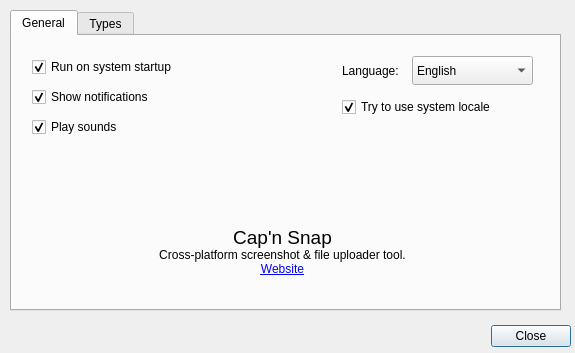
This is ui/settings.ui in Xcelled/cap-n-snap as Qt 5 draws it before an edit. The edited form follows.
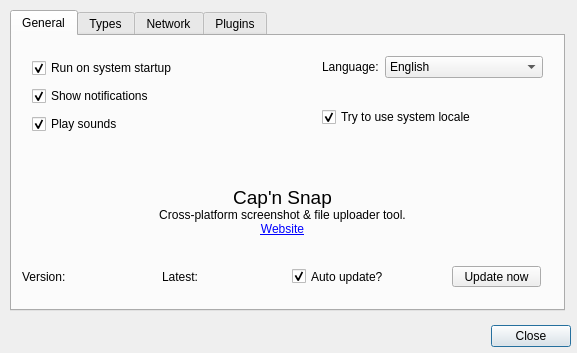
This is the edited form.

Commit message: Added Network and Plugins tabs. Added version info. Converted things to use layouts

```diff
--- a/ui/settings.ui
+++ b/ui/settings.ui
@@ -6,7 +6,7 @@
    <rect>
     <x>0</x>
     <y>0</y>
-    <width>575</width>
+    <width>577</width>
     <height>353</height>
    </rect>
   </property>
@@ -16,9 +16,9 @@
   <widget class="QDialogButtonBox" name="buttonBox">
    <property name="geometry">
     <rect>
-     <x>230</x>
+     <x>390</x>
      <y>320</y>
-     <width>341</width>
+     <width>181</width>
      <height>32</height>
     </rect>
    </property>
@@ -34,13 +34,16 @@
     <rect>
      <x>10</x>
      <y>10</y>
-     <width>551</width>
+     <width>555</width>
      <height>301</height>
     </rect>
    </property>
    <property name="toolTip">
     <string/>
    </property>
+   <property name="tabPosition">
+    <enum>QTabWidget::North</enum>
+   </property>
    <property name="currentIndex">
     <number>0</number>
    </property>
@@ -55,9 +58,9 @@
      <property name="geometry">
       <rect>
        <x>10</x>
-       <y>190</y>
+       <y>150</y>
        <width>521</width>
-       <height>71</height>
+       <height>61</height>
       </rect>
      </property>
      <property name="text">
@@ -67,123 +70,204 @@
       <set>Qt::AlignHCenter|Qt::AlignTop</set>
      </property>
     </widget>
-    <widget class="QCheckBox" name="run_on_startup">
+    <widget class="QWidget" name="widget_3" native="true">
      <property name="geometry">
       <rect>
-       <x>20</x>
-       <y>20</y>
-       <width>191</width>
-       <height>22</height>
+       <x>10</x>
+       <y>230</y>
+       <width>521</width>
+       <height>31</height>
       </rect>
      </property>
-     <property name="toolTip">
-      <string>Run Cap'n Snap when your desktop starts up</string>
-     </property>
-     <property name="text">
-      <string>Run on system startup</string>
-     </property>
-     <property name="checked">
-      <bool>true</bool>
-     </property>
-    </widget>
-    <widget class="QCheckBox" name="show_notifications">
-     <property name="geometry">
-      <rect>
-       <x>20</x>
-       <y>50</y>
-       <width>191</width>
-       <height>22</height>
-      </rect>
-     </property>
-     <property name="toolTip">
-      <string>Allow Cap'n Snap and its plugins to show notifications</string>
-     </property>
-     <property name="text">
-      <string>Show notifications</string>
-     </property>
-     <property name="checked">
-      <bool>true</bool>
-     </property>
-    </widget>
-    <widget class="QCheckBox" name="play_sounds">
-     <property name="geometry">
-      <rect>
-       <x>20</x>
-       <y>80</y>
-       <width>191</width>
-       <height>22</height>
-      </rect>
-     </property>
-     <property name="toolTip">
-      <string>Allow Cap'n Snap and its plugins to play sounds</string>
-     </property>
-     <property name="text">
-      <string>Play sounds</string>
-     </property>
-     <property name="checked">
-      <bool>true</bool>
-     </property>
-    </widget>
-    <widget class="QWidget" name="widget_2" native="true">
-     <property name="geometry">
-      <rect>
-       <x>330</x>
-       <y>20</y>
-       <width>191</width>
-       <height>71</height>
-      </rect>
-     </property>
-     <widget class="QComboBox" name="comboBox">
+     <widget class="QLabel" name="label_3">
       <property name="geometry">
        <rect>
-        <x>70</x>
+        <x>0</x>
+        <y>0</y>
+        <width>62</width>
+        <height>21</height>
+       </rect>
+      </property>
+      <property name="text">
+       <string>Version:</string>
+      </property>
+     </widget>
+     <widget class="QLabel" name="current_version">
+      <property name="geometry">
+       <rect>
+        <x>60</x>
+        <y>0</y>
+        <width>62</width>
+        <height>21</height>
+       </rect>
+      </property>
+      <property name="text">
+       <string/>
+      </property>
+     </widget>
+     <widget class="QLabel" name="label_4">
+      <property name="geometry">
+       <rect>
+        <x>140</x>
+        <y>0</y>
+        <width>62</width>
+        <height>21</height>
+       </rect>
+      </property>
+      <property name="text">
+       <string>Latest:</string>
+      </property>
+     </widget>
+     <widget class="QLabel" name="latest_version">
+      <property name="geometry">
+       <rect>
+        <x>190</x>
+        <y>0</y>
+        <width>62</width>
+        <height>21</height>
+       </rect>
+      </property>
+      <property name="text">
+       <string/>
+      </property>
+     </widget>
+     <widget class="QPushButton" name="update_now">
+      <property name="geometry">
+       <rect>
+        <x>430</x>
+        <y>0</y>
+        <width>89</width>
+        <height>21</height>
+       </rect>
+      </property>
+      <property name="text">
+       <string>Update now</string>
+      </property>
+     </widget>
+     <widget class="QCheckBox" name="checkBox_2">
+      <property name="geometry">
+       <rect>
+        <x>270</x>
         <y>0</y>
         <width>121</width>
-        <height>29</height>
+        <height>21</height>
        </rect>
       </property>
-      <property name="toolTip">
-       <string>Select your locale</string>
-      </property>
-      <item>
-       <property name="text">
-        <string>English</string>
-       </property>
-      </item>
-     </widget>
-     <widget class="QLabel" name="label">
-      <property name="geometry">
-       <rect>
-        <x>0</x>
-        <y>0</y>
-        <width>71</width>
-        <height>29</height>
-       </rect>
-      </property>
       <property name="text">
-       <string>Language:</string>
-      </property>
-     </widget>
-     <widget class="QCheckBox" name="checkBox">
-      <property name="geometry">
-       <rect>
-        <x>0</x>
-        <y>40</y>
-        <width>191</width>
-        <height>22</height>
-       </rect>
-      </property>
-      <property name="toolTip">
-       <string>Try to use the system locale first, but if it doesn't exist or fails for any message, use the language specified above</string>
-      </property>
-      <property name="text">
-       <string>Try to use system locale</string>
+       <string>Auto update?</string>
       </property>
       <property name="checked">
        <bool>true</bool>
       </property>
      </widget>
     </widget>
+    <widget class="QWidget" name="verticalLayoutWidget">
+     <property name="geometry">
+      <rect>
+       <x>20</x>
+       <y>20</y>
+       <width>241</width>
+       <height>80</height>
+      </rect>
+     </property>
+     <layout class="QVBoxLayout" name="verticalLayout">
+      <item>
+       <widget class="QCheckBox" name="run_on_startup">
+        <property name="toolTip">
+         <string>Run Cap'n Snap when your desktop starts up</string>
+        </property>
+        <property name="text">
+         <string>Run on system startup</string>
+        </property>
+        <property name="checked">
+         <bool>true</bool>
+        </property>
+       </widget>
+      </item>
+      <item>
+       <widget class="QCheckBox" name="show_notifications">
+        <property name="toolTip">
+         <string>Allow Cap'n Snap and its plugins to show notifications</string>
+        </property>
+        <property name="text">
+         <string>Show notifications</string>
+        </property>
+        <property name="checked">
+         <bool>true</bool>
+        </property>
+       </widget>
+      </item>
+      <item>
+       <widget class="QCheckBox" name="play_sounds">
+        <property name="toolTip">
+         <string>Allow Cap'n Snap and its plugins to play sounds</string>
+        </property>
+        <property name="text">
+         <string>Play sounds</string>
+        </property>
+        <property name="checked">
+         <bool>true</bool>
+        </property>
+       </widget>
+      </item>
+     </layout>
+    </widget>
+    <widget class="QWidget" name="verticalLayoutWidget_2">
+     <property name="geometry">
+      <rect>
+       <x>310</x>
+       <y>20</y>
+       <width>221</width>
+       <height>71</height>
+      </rect>
+     </property>
+     <layout class="QVBoxLayout" name="verticalLayout_2">
+      <item>
+       <layout class="QFormLayout" name="formLayout_3">
+        <property name="fieldGrowthPolicy">
+         <enum>QFormLayout::AllNonFixedFieldsGrow</enum>
+        </property>
+        <property name="verticalSpacing">
+         <number>0</number>
+        </property>
+        <item row="0" column="0">
+         <widget class="QLabel" name="languageLabel">
+          <property name="text">
+           <string>Language:</string>
+          </property>
+         </widget>
+        </item>
+        <item row="0" column="1">
+         <widget class="QComboBox" name="languageComboBox">
+          <item>
+           <property name="text">
+            <string>English</string>
+           </property>
+          </item>
+         </widget>
+        </item>
+       </layout>
+      </item>
+      <item>
+       <widget class="QCheckBox" name="checkBox">
+        <property name="toolTip">
+         <string>Try to use the system locale first, but if it doesn't exist or fails for any message, use the language specified above</string>
+        </property>
+        <property name="text">
+         <string>Try to use system locale</string>
+        </property>
+        <property name="checked">
+         <bool>true</bool>
+        </property>
+       </widget>
+      </item>
+     </layout>
+    </widget>
+    <zorder>about</zorder>
+    <zorder>widget_3</zorder>
+    <zorder>verticalLayoutWidget</zorder>
+    <zorder>verticalLayoutWidget_2</zorder>
+    <zorder>formLayoutWidget_3</zorder>
    </widget>
    <widget class="QWidget" name="tab_2">
     <attribute name="title">
@@ -384,6 +468,173 @@
      </widget>
     </widget>
    </widget>
+   <widget class="QWidget" name="tab_4">
+    <attribute name="title">
+     <string>Network</string>
+    </attribute>
+    <widget class="QGroupBox" name="groupBox">
+     <property name="geometry">
+      <rect>
+       <x>10</x>
+       <y>10</y>
+       <width>531</width>
+       <height>241</height>
+      </rect>
+     </property>
+     <property name="font">
+      <font>
+       <pointsize>10</pointsize>
+      </font>
+     </property>
+     <property name="title">
+      <string>Proxy Settings</string>
+     </property>
+     <widget class="QWidget" name="formLayoutWidget">
+      <property name="geometry">
+       <rect>
+        <x>20</x>
+        <y>20</y>
+        <width>221</width>
+        <height>31</height>
+       </rect>
+      </property>
+      <layout class="QFormLayout" name="formLayout">
+       <property name="fieldGrowthPolicy">
+        <enum>QFormLayout::AllNonFixedFieldsGrow</enum>
+       </property>
+       <item row="0" column="1">
+        <widget class="QComboBox" name="proxyTypeComboBox">
+         <item>
+          <property name="text">
+           <string>None</string>
+          </property>
+         </item>
+         <item>
+          <property name="text">
+           <string>System</string>
+          </property>
+         </item>
+        </widget>
+       </item>
+       <item row="0" column="0">
+        <widget class="QLabel" name="proxyTypeLabel">
+         <property name="text">
+          <string>Proxy type:</string>
+         </property>
+        </widget>
+       </item>
+      </layout>
+     </widget>
+    </widget>
+   </widget>
+   <widget class="QWidget" name="tab_3">
+    <attribute name="title">
+     <string>Plugins</string>
+    </attribute>
+    <widget class="QListView" name="listView">
+     <property name="geometry">
+      <rect>
+       <x>10</x>
+       <y>10</y>
+       <width>531</width>
+       <height>211</height>
+      </rect>
+     </property>
+    </widget>
+    <widget class="QPushButton" name="pushButton">
+     <property name="geometry">
+      <rect>
+       <x>10</x>
+       <y>230</y>
+       <width>89</width>
+       <height>27</height>
+      </rect>
+     </property>
+     <property name="text">
+      <string>Settings...</string>
+     </property>
+    </widget>
+    <widget class="QPushButton" name="pushButton_2">
+     <property name="geometry">
+      <rect>
+       <x>110</x>
+       <y>230</y>
+       <width>101</width>
+       <height>27</height>
+      </rect>
+     </property>
+     <property name="text">
+      <string>Install plugins</string>
+     </property>
+    </widget>
+    <widget class="QWidget" name="plugin_info" native="true">
+     <property name="geometry">
+      <rect>
+       <x>230</x>
+       <y>230</y>
+       <width>301</width>
+       <height>31</height>
+      </rect>
+     </property>
+     <widget class="QLabel" name="label_5">
+      <property name="geometry">
+       <rect>
+        <x>0</x>
+        <y>0</y>
+        <width>62</width>
+        <height>21</height>
+       </rect>
+      </property>
+      <property name="text">
+       <string>Version:</string>
+      </property>
+     </widget>
+     <widget class="QLabel" name="plugin_current_version">
+      <property name="geometry">
+       <rect>
+        <x>50</x>
+        <y>0</y>
+        <width>62</width>
+        <height>21</height>
+       </rect>
+      </property>
+      <property name="text">
+       <string/>
+      </property>
+     </widget>
+     <widget class="QLabel" name="label_6">
+      <property name="geometry">
+       <rect>
+        <x>120</x>
+        <y>0</y>
+        <width>62</width>
+        <height>21</height>
+       </rect>
+      </property>
+      <property name="text">
+       <string>Latest:</string>
+      </property>
+     </widget>
+     <widget class="QLabel" name="plugin_latest_version">
+      <property name="geometry">
+       <rect>
+        <x>170</x>
+        <y>0</y>
+        <width>62</width>
+        <height>21</height>
+       </rect>
+      </property>
+      <property name="text">
+       <string/>
+      </property>
+     </widget>
+     <zorder>label_5</zorder>
+     <zorder>plugin_current_version</zorder>
+     <zorder>listView</zorder>
+     <zorder>label_6</zorder>
+     <zorder>plugin_latest_version</zorder>
+    </widget>
+   </widget>
   </widget>
  </widget>
  <resources/>
```
Left out of the diff: 59 changed lines with no effect on the pictures.
